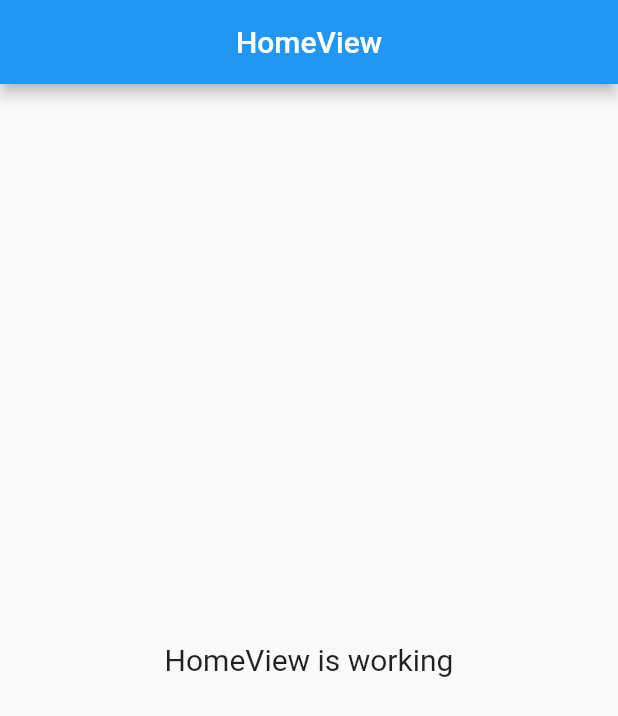
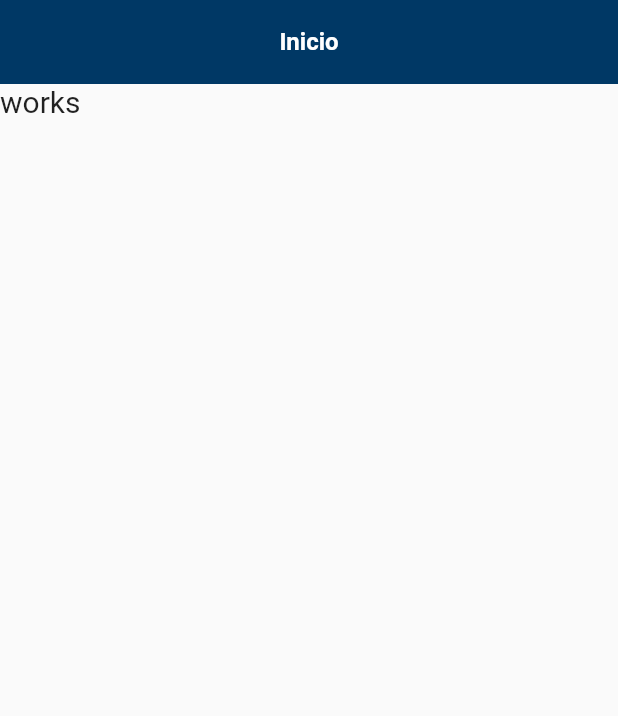
Before and after one commit to antonxandre/estacionamento, a Flutter app: the screen it shows after launch, on a phone screen of 412 x 824 dp. Shown: the top 716 px of the screen. Run offline on Flutter 3.47's test engine with Material 2 defaults, Android fonts, the phone set to English and light mode, and no system bars; our stand-ins replace get.

Commit message:
Tematização do app

```diff
--- a/lib/app/modules/home/views/home_view.dart
+++ b/lib/app/modules/home/views/home_view.dart
@@ -5,18 +5,22 @@ import 'package:get/get.dart';
 import '../controllers/home_controller.dart';
 
 class HomeView extends GetView<HomeController> {
+  const HomeView({Key? key}) : super(key: key);
+
   @override
   Widget build(BuildContext context) {
     return Scaffold(
       appBar: AppBar(
-        title: Text('HomeView'),
+        title: const Text('Inicio'),
         centerTitle: true,
       ),
-      body: Center(
-        child: Text(
-          'HomeView is working',
-          style: TextStyle(fontSize: 20),
-        ),
+      body: Column(
+        children: const [
+          Text(
+            'works',
+            style: TextStyle(fontSize: 20),
+          ),
+        ],
       ),
     );
   }
--- a/pubspec.yaml
+++ b/pubspec.yaml
@@ -10,6 +10,8 @@ dependencies:
   get: 4.6.1
   flutter:
     sdk: flutter
+  flutter_localizations:
+    sdk: flutter
 
 dev_dependencies:
   flutter_lints: ^1.0.0
```
Also changed, not shown: lib/app/data/theme/app_theme.dart (added, +65 -0 lines), lib/app/modules/home/controllers/home_controller.dart (+0 -12 lines), lib/main.dart (+15 -3 lines), pubspec.lock, 1 other file.
